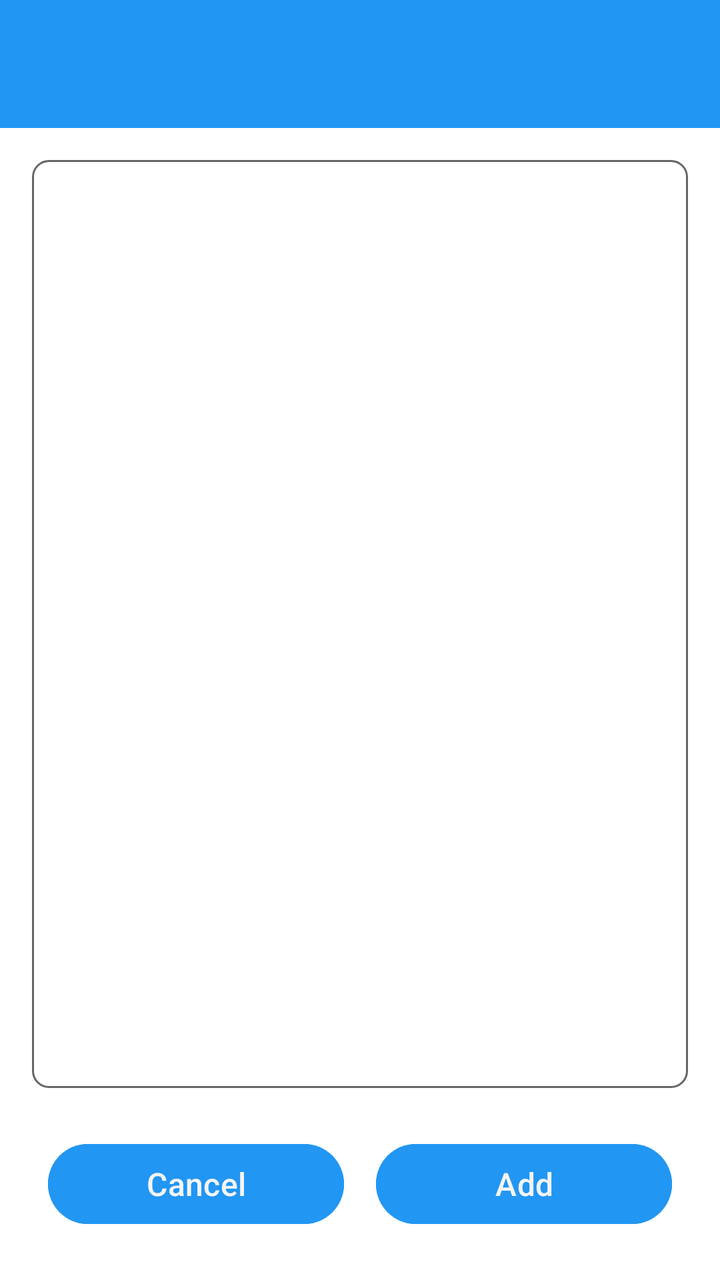
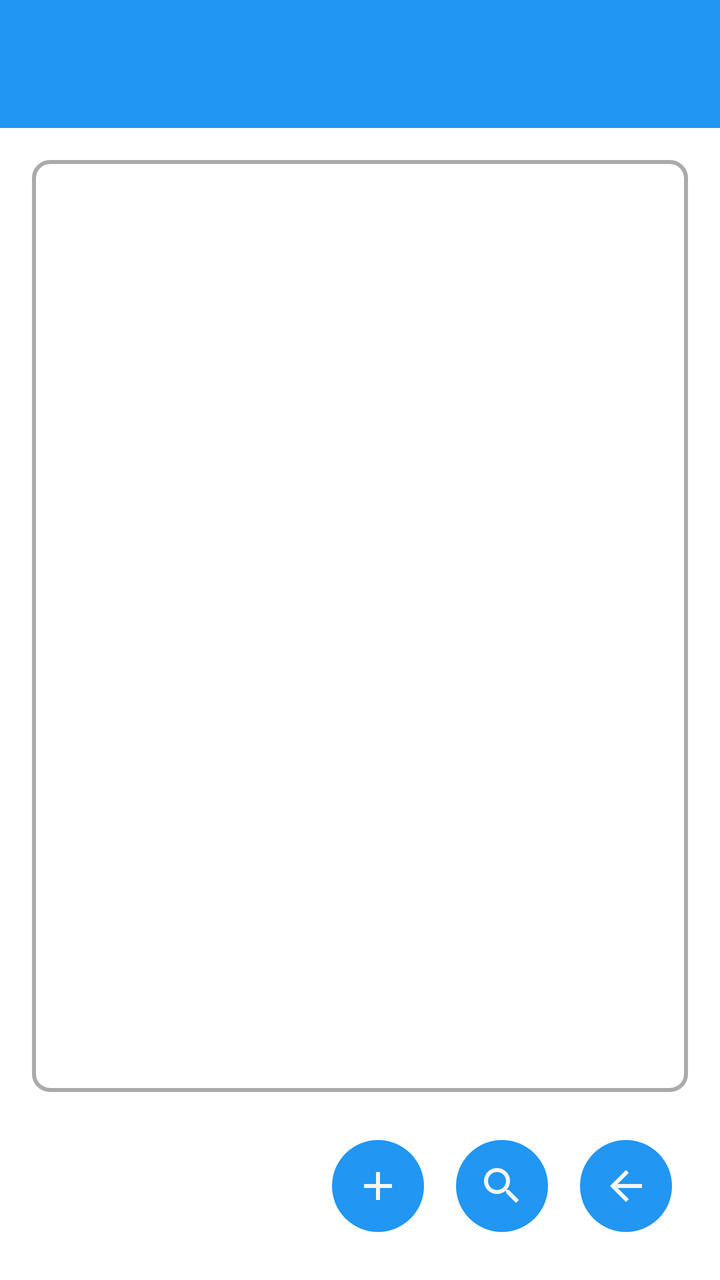

The first picture is an Android layout as it rendered before a commit; the second is the same layout after the commit. The layout source and the unified diff follow.
<!-- AndroidManifest.xml: application theme Theme.Freer -->
<!-- res/layout/activity_choose_multisign_fid.xml -->
<?xml version="1.0" encoding="utf-8"?>
<LinearLayout xmlns:android="http://schemas.android.com/apk/res/android"
    android:layout_width="match_parent"
    android:layout_height="match_parent"
    android:orientation="vertical">

    <include layout="@layout/common_toolbar" />

    <ScrollView
        android:layout_width="match_parent"
        android:layout_height="0dp"
        android:layout_weight="1"
        android:layout_marginHorizontal="16dp"
        android:layout_marginTop="16dp"
        android:background="@drawable/container_outline"
        android:padding="8dp">

        <LinearLayout
            android:id="@+id/multisign_fid_list_container"
            android:layout_width="match_parent"
            android:layout_height="wrap_content"
            android:orientation="vertical" />

    </ScrollView>

    <LinearLayout
        android:layout_width="match_parent"
        android:layout_height="wrap_content"
        android:orientation="horizontal"
        android:layout_margin="16dp">

        <Button
            android:id="@+id/cancel_button"
            style="@style/ButtonStyle"
            android:layout_width="0dp"
            android:layout_height="wrap_content"
            android:layout_weight="1"
            android:layout_marginEnd="8dp"
            android:text="@string/cancel" />

        <Button
            android:id="@+id/add_button"
            style="@style/ButtonStyle"
            android:layout_width="0dp"
            android:layout_height="wrap_content"
            android:layout_weight="1"
            android:layout_marginStart="8dp"
            android:text="@string/add" />

    </LinearLayout>

</LinearLayout>
<!-- res/layout/common_toolbar.xml (included above) -->
<?xml version="1.0" encoding="utf-8"?>
<androidx.appcompat.widget.Toolbar xmlns:android="http://schemas.android.com/apk/res/android"
    xmlns:app="http://schemas.android.com/apk/res-auto"
    android:id="@+id/toolbar"
    android:layout_width="match_parent"
    android:layout_height="?attr/actionBarSize"
    android:background="@color/colorAccent"
    android:theme="@style/ThemeOverlay.Freer.Toolbar">

    <LinearLayout
        android:id="@+id/toolbar_fid_container"
        android:layout_width="wrap_content"
        android:layout_height="match_parent"
        android:layout_gravity="end"
        android:orientation="horizontal"
        android:gravity="center_vertical"
        android:paddingEnd="4dp"
        android:paddingStart="16dp"
        android:visibility="gone"
        android:clickable="true"
        android:focusable="true"
        android:background="?android:attr/selectableItemBackground">

        <TextView
            android:id="@+id/toolbar_fid_text"
            android:layout_width="wrap_content"
            android:layout_height="wrap_content"
            android:layout_marginEnd="8dp"
            android:text="FID123456789..."
            android:textColor="@android:color/white"
            android:textSize="14sp"
            android:maxLines="1"
            android:ellipsize="none" />

        <ImageView
            android:id="@+id/toolbar_avatar"
            android:layout_width="42dp"
            android:layout_height="42dp"
            android:background="@color/colorAccent"
            android:scaleType="centerCrop"
            android:contentDescription="@string/avatar" />

    </LinearLayout>

</androidx.appcompat.widget.Toolbar>
<!-- resources referenced by this layout -->
<resources>
  <color name="colorAccent">#2196F3</color>
  <!-- drawable container_outline (drawable) -->
  <?xml version="1.0" encoding="utf-8"?>
  <shape xmlns:android="http://schemas.android.com/apk/res/android"
      android:shape="rectangle">
      <stroke
          android:width="1dp"
          android:color="@color/outline_heavy" />
      <corners android:radius="8dp" />
  </shape>
  <string name="add">Add</string>
  <string name="avatar">Avatar</string>
  <string name="cancel">Cancel</string>
  <style name="ButtonStyle">
          <item name="android:textColor">@color/main_background</item>
          <item name="android:backgroundTint">@color/colorAccent</item>
          <item name="android:paddingStart">8dp</item>
          <item name="android:paddingEnd">8dp</item>
          <item name="android:paddingTop">8dp</item>
          <item name="android:paddingBottom">8dp</item>
          <item name="android:textSize">16sp</item>
          <item name="android:textAllCaps">false</item>
          <item name="android:layout_width">wrap_content</item>
          <item name="android:layout_height">@dimen/button_height</item>
          <item name="android:layout_weight">1</item>
          <item name="android:layout_marginStart">4dp</item>
          <item name="android:layout_marginEnd">4dp</item>
          <item name="android:layout_margin">8dp</item>
          <item name="android:layout_gravity">center</item>
      </style>
  <style name="ThemeOverlay.Freer.Toolbar" parent="ThemeOverlay.AppCompat.ActionBar">
          <item name="android:textColorPrimary">@color/main_background</item>
          <item name="android:textColorSecondary">@color/main_background</item>
      </style>
  <style name="Theme.Freer" parent="Base.Theme.Freer" />
  <color name="outline_heavy">#666666</color>
  <color name="main_background">#F5F5F5</color>
  <dimen name="button_height">52dp</dimen>
  <style name="Base.Theme.Freer" parent="Theme.Material3.DayNight.NoActionBar">
          <item name="colorPrimary">#2196F3</item>
          <item name="colorAccent">#2196F3</item>
          <item name="android:windowBackground">#FFFFFF</item>
          
          <item name="android:windowLayoutInDisplayCutoutMode">shortEdges</item>
          <item name="android:enforceNavigationBarContrast">false</item>
          <item name="android:enforceStatusBarContrast">false</item>
          <item name="android:statusBarColor">@android:color/transparent</item>
          <item name="android:navigationBarColor">@android:color/transparent</item>
          <item name="android:windowLightStatusBar">true</item>
          <item name="android:windowLightNavigationBar">true</item>
      </style>
</resources>

<!-- the commit's change to res/layout/activity_choose_multisign_fid.xml (unified diff, before → after) -->
@@ -27,25 +27,26 @@
         android:layout_width="match_parent"
         android:layout_height="wrap_content"
         android:orientation="horizontal"
-        android:layout_margin="16dp">
+        android:layout_margin="16dp"
+        android:gravity="end">
 
-        <Button
-            android:id="@+id/cancel_button"
-            style="@style/ButtonStyle"
-            android:layout_width="0dp"
-            android:layout_height="wrap_content"
-            android:layout_weight="1"
-            android:layout_marginEnd="8dp"
-            android:text="@string/cancel" />
+        <ImageButton
+            android:id="@+id/add_button"
+            style="@style/ImageButtonStyle"
+            android:src="@drawable/ic_plus"
+            android:contentDescription="@string/add" />
 
-        <Button
-            android:id="@+id/add_button"
-            style="@style/ButtonStyle"
-            android:layout_width="0dp"
-            android:layout_height="wrap_content"
-            android:layout_weight="1"
-            android:layout_marginStart="8dp"
-            android:text="@string/add" />
+        <ImageButton
+            android:id="@+id/create_button"
+            style="@style/ImageButtonStyle"
+            android:src="@drawable/ic_search"
+            android:contentDescription="@string/create" />
+
+        <ImageButton
+            android:id="@+id/back_button"
+            style="@style/ImageButtonStyle"
+            android:src="@drawable/ic_back"
+            android:contentDescription="@string/back" />
 
     </LinearLayout>
 
@@ -57,7 +58,7 @@
     android:id="@+id/toolbar"
     android:layout_width="match_parent"
     android:layout_height="?attr/actionBarSize"
-    android:background="@color/colorAccent"
+    android:background="@color/accent"
     android:theme="@style/ThemeOverlay.Freer.Toolbar">
 
     <LinearLayout
@@ -66,30 +67,31 @@
         android:layout_height="match_parent"
         android:layout_gravity="end"
         android:orientation="horizontal"
-        android:gravity="center_vertical"
-        android:paddingEnd="4dp"
-        android:paddingStart="16dp"
+        android:gravity="end|center_vertical"
         android:visibility="gone"
         android:clickable="true"
         android:focusable="true"
+        android:paddingStart="8dp"
+        android:paddingEnd="16dp"
         android:background="?android:attr/selectableItemBackground">
 
         <TextView
             android:id="@+id/toolbar_fid_text"
-            android:layout_width="wrap_content"
+            android:layout_width="130dp"
             android:layout_height="wrap_content"
-            android:layout_marginEnd="8dp"
-            android:text="FID123456789..."
-            android:textColor="@android:color/white"
+            android:textColor="@color/main_background"
+            android:paddingStart="8dp"
+            android:paddingEnd="4dp"
             android:textSize="14sp"
             android:maxLines="1"
-            android:ellipsize="none" />
+            android:gravity="end"
+            android:ellipsize="middle" />
 
         <ImageView
             android:id="@+id/toolbar_avatar"
             android:layout_width="42dp"
             android:layout_height="42dp"
-            android:background="@color/colorAccent"
+            android:background="@color/accent"
             android:scaleType="centerCrop"
             android:contentDescription="@string/avatar" />
 
<!-- resource entries referenced after the edit -->
@@ -1,43 +1,75 @@
 <!-- resources referenced by this layout -->
 <resources>
-  <color name="colorAccent">#2196F3</color>
+  <color name="accent">#2196F3</color>
   <!-- drawable container_outline (drawable) -->
   <?xml version="1.0" encoding="utf-8"?>
   <shape xmlns:android="http://schemas.android.com/apk/res/android"
-      android:shape="rectangle">
+      android:shape="rectangle"
+      >
+      <solid android:color="#00000000" />
       <stroke
-          android:width="1dp"
-          android:color="@color/outline_heavy" />
+          android:width="2dp"
+          android:color="@color/container_outline" />
       <corners android:radius="8dp" />
   </shape>
+  <!-- drawable ic_back (drawable) -->
+  <vector xmlns:android="http://schemas.android.com/apk/res/android"
+      android:width="24dp"
+      android:height="24dp"
+      android:viewportWidth="960"
+      android:viewportHeight="960">
+    <path
+        android:pathData="m313,520 l224,224 -57,56 -320,-320 320,-320 57,56 -224,224h487v80L313,520Z"
+        android:fillColor="@color/main_background"/>
+  </vector>
+  <!-- drawable ic_plus (drawable) -->
+  <?xml version="1.0" encoding="utf-8"?>
+  <vector xmlns:android="http://schemas.android.com/apk/res/android"
+      android:width="24dp"
+      android:height="24dp"
+      android:viewportWidth="24"
+      android:viewportHeight="24">
+      <path
+          android:fillColor="@color/accent"
+          android:pathData="M19,13h-6v6h-2v-6H5v-2h6V5h2v6h6v2z"/>
+  </vector>
+  <!-- drawable ic_search (drawable) -->
+  <vector xmlns:android="http://schemas.android.com/apk/res/android"
+      android:width="24dp"
+      android:height="24dp"
+      android:viewportWidth="24"
+      android:viewportHeight="24"
+      android:tint="?attr/colorOnSurface">
+    <path
+        android:fillColor="@android:color/white"
+        android:pathData="M15.5,14h-0.79l-0.28,-0.27C15.41,12.59 16,11.11 16,9.5 16,5.91 13.09,3 9.5,3S3,5.91 3,9.5 5.91,16 9.5,16c1.61,0 3.09,-0.59 4.23,-1.57l0.27,0.28v0.79l5,4.99L20.49,19l-4.99,-5zM9.5,14C7.01,14 5,11.99 5,9.5S7.01,5 9.5,5 14,7.01 14,9.5 11.99,14 9.5,14z"/>
+  </vector>
   <string name="add">Add</string>
   <string name="avatar">Avatar</string>
-  <string name="cancel">Cancel</string>
-  <style name="ButtonStyle">
-          <item name="android:textColor">@color/main_background</item>
-          <item name="android:backgroundTint">@color/colorAccent</item>
-          <item name="android:paddingStart">8dp</item>
-          <item name="android:paddingEnd">8dp</item>
-          <item name="android:paddingTop">8dp</item>
-          <item name="android:paddingBottom">8dp</item>
-          <item name="android:textSize">16sp</item>
-          <item name="android:textAllCaps">false</item>
-          <item name="android:layout_width">wrap_content</item>
-          <item name="android:layout_height">@dimen/button_height</item>
-          <item name="android:layout_weight">1</item>
-          <item name="android:layout_marginStart">4dp</item>
-          <item name="android:layout_marginEnd">4dp</item>
+  <string name="back">Back</string>
+  <string name="create">Create</string>
+  <style name="ImageButtonStyle">
+          <item name="android:layout_width">46dp</item>
+          <item name="android:layout_height">46dp</item>
           <item name="android:layout_margin">8dp</item>
-          <item name="android:layout_gravity">center</item>
+          <item name="android:background">@drawable/bg_round_accent</item>
+          <item name="android:tint">@color/main_background</item>
+          <item name="android:scaleType">centerInside</item>
+          <item name="android:padding">8dp</item>
       </style>
   <style name="ThemeOverlay.Freer.Toolbar" parent="ThemeOverlay.AppCompat.ActionBar">
           <item name="android:textColorPrimary">@color/main_background</item>
           <item name="android:textColorSecondary">@color/main_background</item>
       </style>
   <style name="Theme.Freer" parent="Base.Theme.Freer" />
-  <color name="outline_heavy">#666666</color>
+  <color name="container_outline">#AAAAAA</color>
+  <!-- drawable bg_round_accent (drawable) -->
+  <?xml version="1.0" encoding="utf-8"?>
+  <shape xmlns:android="http://schemas.android.com/apk/res/android"
+      android:shape="oval">
+      <solid android:color="@color/accent" />
+  </shape>
   <color name="main_background">#F5F5F5</color>
-  <dimen name="button_height">52dp</dimen>
   <style name="Base.Theme.Freer" parent="Theme.Material3.DayNight.NoActionBar">
           <item name="colorPrimary">#2196F3</item>
           <item name="colorAccent">#2196F3</item>
